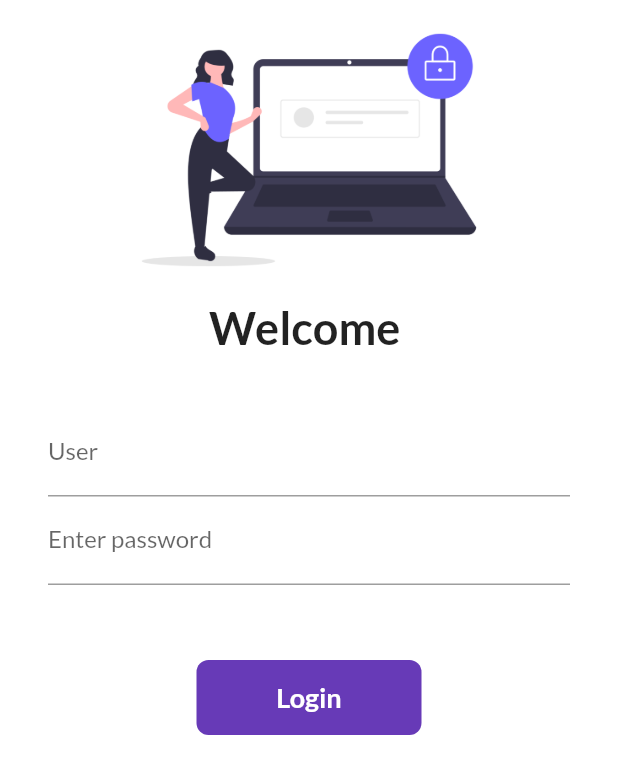
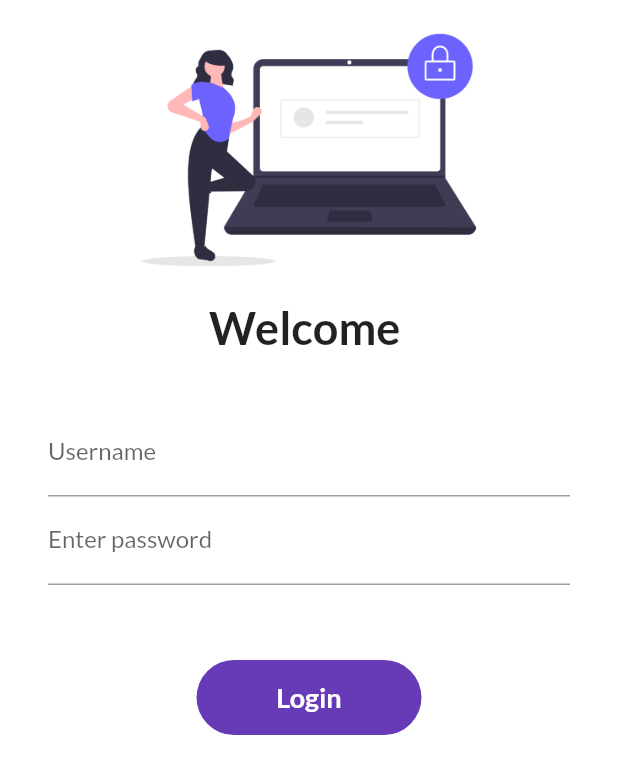
Before and after one commit to Vinit-Juikar/30DaysofFlutter, a Flutter app: the screen it shows after launch, on a phone screen of 412 x 824 dp. Shown: the top 774 px of the screen. Run offline on Flutter 3.47's test engine with Material 2 defaults, Android fonts, the phone set to English and light mode, and no system bars; our stand-ins replace google_fonts.

Commit message:
day_8 work has been done

```diff
--- a/lib/pages/login_page.dart
+++ b/lib/pages/login_page.dart
@@ -1,8 +1,6 @@
-
 // ignore_for_file: prefer_const_constructors, duplicate_ignore, use_key_in_widget_constructors
 // import 'dart:ffi';
 // import 'dart:ui';
-
 
 import 'package:flutter/material.dart ';
 import 'package:flutter/material.dart';
@@ -16,10 +14,30 @@ class LoginPage extends StatefulWidget {
 }
 
 class _LoginPageState extends State<LoginPage> {
+  String name =
+      ""; // thsi is done to add name after the name is written in username
+  bool changeButton = false;
 
-  String name =""; // thsi is done to add name after the name is written in username
-bool changeButton = false;
   // const login_page({Key? key}) : super(key: key);
+  final _formKey = GlobalKey<FormState>();
+
+
+
+  moveToHome(BuildContext context) async {
+    // if ( _formKey.currentState.validate()) { // here i faced issue do to validate statement ... just need to resolve that
+      setState(() {
+        changeButton = true;
+      });
+
+      await Future.delayed(Duration(seconds: 1));
+
+      await Navigator.pushNamed(context, MyRoutes.homeRoute);
+      setState(() {
+        changeButton = false;
+      });
+    // }
+  }
+
   @override
   Widget build(BuildContext context) {
     return Material(
@@ -36,95 +54,90 @@ bool changeButton = false;
                 height: 200,
               ),
               // ignore: prefer_const_constructors
-              Text("Welcome $name",
+              Text(
+                "Welcome $name",
                 // ignore: prefer_const_constructors
                 style: TextStyle(
                   fontSize: 30,
                   fontWeight: FontWeight.bold,
-                      ),),
+                ),
+              ),
               // ignore: prefer_const_constructors
               SizedBox(
-                height:20.0,
+                height: 20.0,
                 // ignore: prefer_const_constructors
                 // child:Text(style: TextStyle(color: Colors.black),"there is something that we are missinng on")
               ),
               Padding(
-                padding: const EdgeInsets.symmetric(vertical: 16.0, horizontal: 32.0),
-                child: Column(children: [
+                padding: const EdgeInsets.symmetric(
+                    vertical: 16.0, horizontal: 32.0),
+                child: Form(
+                  child: Column(
+                    children: [
                       TextFormField(
                         // ignore: prefer_const_constructors
                         decoration: InputDecoration(
-                    hintText: "username",
-                    labelText: "User"
+                          hintText: "Enter username",
+                          labelText: "Username",
                         ),
-                  onChanged: (value) { // this component is used as a call back to when we change anything it will reflect to us
+                        validator: (String? value) {
+                          if (value != null && value.isEmpty) {
+                            return "Username cannot be empty";
+                          } else
+                            return null;
+                        },
+                        onChanged: (value) {
+                          // this component is used as a call back to when we change anything it will reflect to us
                           name = value;
-                  setState(() {
-
-                  });},
+                          setState(() {});
+                        },
                       ),
                       TextFormField(
                         obscureText: true,
                         decoration: InputDecoration(
-                    hintText: "Password",
-                    labelText: "Enter password"
-                  ),
+                            hintText: "Password", labelText: "Enter password"),
+                        validator: (String? value) {
+                          if (value != null && value.isEmpty) {
+                            return "Password cannot be empty";
+                          } else if (value != null && value.length < 6) {
+                            return "Password length is too short ";
+                          } else
+                            return null;
+                        },
                       ),
                       SizedBox(
-                height:50.0,
+                        height: 50.0,
                         // ignore: prefer_const_constructors
-
                       ),
-
-InkWell(
-  onTap: () async {
-    setState(() {
-      changeButton = true;
-
-
-    });
-    await Future.delayed(Duration(seconds: 1));
-    Navigator.pushNamed(context, MyRoutes.homeRoute);
-  },
-  child:   AnimatedContainer(
+                      Material(
+                        borderRadius:
+                            BorderRadius.circular(changeButton ? 50 : 150),
+                        color: Colors.deepPurple,
+                        child: InkWell(
+                          onTap: () => moveToHome(context),
+                          child: AnimatedContainer(
                             duration: Duration(seconds: 1),
                             height: 50,
-
-    width: changeButton? 50: 150,
-
-
-
+                            width: changeButton ? 50 : 150,
                             alignment: Alignment.center,
-    child: changeButton? Icon(
+                            child: changeButton
+                                ? Icon(
                                     Icons.done,
                                     color: Colors.white,
                                   )
-
-     : Text("Login", style: TextStyle(color: Colors.white, fontWeight: FontWeight.bold, fontSize: 18),
-
-    ),
-
-    decoration: BoxDecoration(
-      // shape: changeButton? BoxShape.circle: BoxShape.rectangle,
-
-   color: Colors.deepPurple,
-
-   borderRadius: BorderRadius.circular(changeButton? 50: 8)
-
-    ),
-
+                                : Text(
+                                    "Login",
+                                    style: TextStyle(
+                                        color: Colors.white,
+                                        fontWeight: FontWeight.bold,
+                                        fontSize: 18),
                                   ),
                           ),
-
-
-              // ignore: sort_child_properties_last
-              // ElevatedButton(child: Text("Login"),
-              // style: TextButton.styleFrom(minimumSize: Size(150,45)),//most of the time you won't get any req output so consider it as width and height by default
-              // onPressed: (){
-              //
-
-              // },),
-                ],),
+                        ),
+                      ),
+                    ],
+                  ),
+                ),
               )
               // main use of this is styling the text that we have written
             ],
```
Lines whose indentation alone changed are shown as unchanged.
